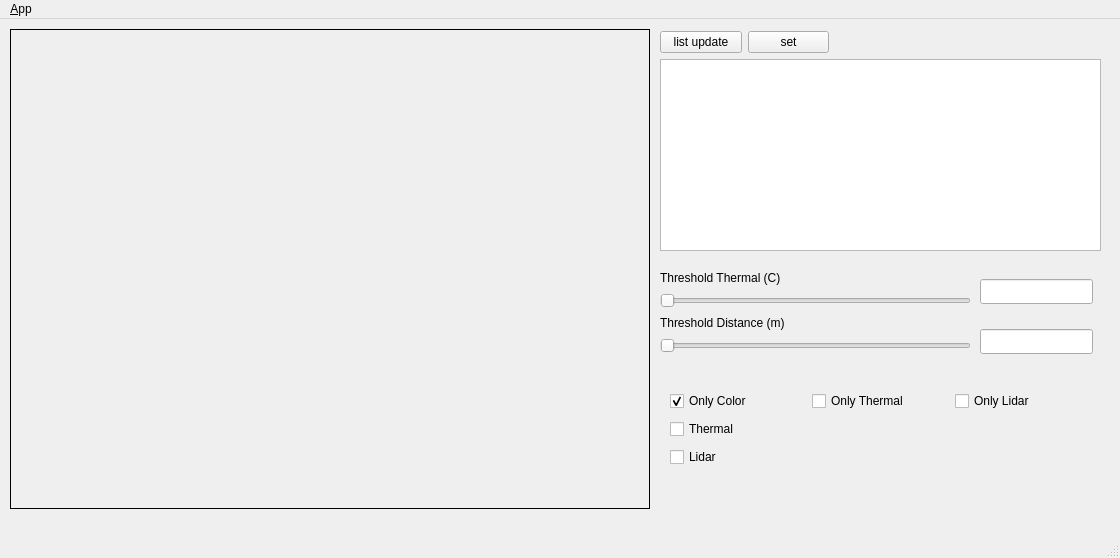
First picture: the form in ui/main_window.ui, repository YeongJunKim/multiple_camera_fusion, before the edit.
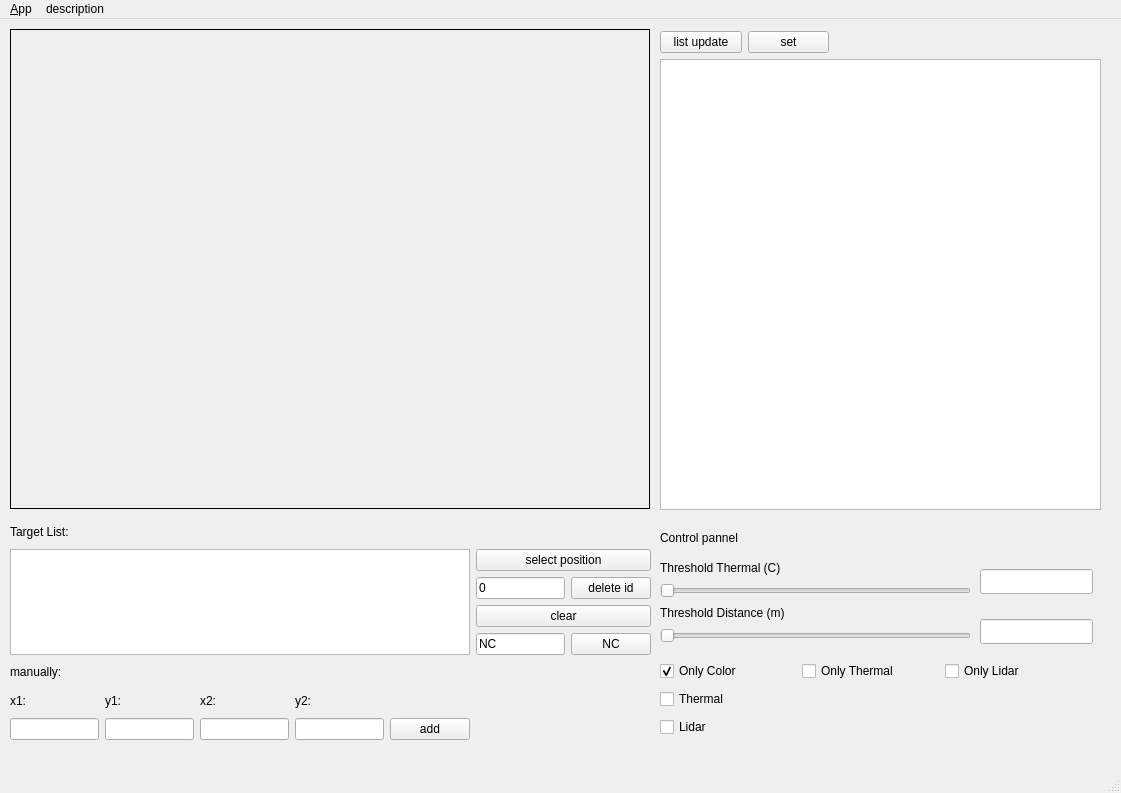
Second picture: the form after the edit. Icons and pictures are not drawn. Custom widgets are drawn as their Qt base class.

The edit to the form file:
```diff
--- a/ui/main_window.ui
+++ b/ui/main_window.ui
@@ -6,8 +6,8 @@
    <rect>
     <x>0</x>
     <y>0</y>
-    <width>1120</width>
-    <height>558</height>
+    <width>1121</width>
+    <height>793</height>
    </rect>
   </property>
   <property name="windowTitle">
@@ -43,7 +43,7 @@
       <x>660</x>
       <y>40</y>
       <width>441</width>
-      <height>192</height>
+      <height>451</height>
      </rect>
     </property>
    </widget>
@@ -51,7 +51,7 @@
     <property name="geometry">
      <rect>
       <x>980</x>
-      <y>260</y>
+      <y>550</y>
       <width>113</width>
       <height>25</height>
      </rect>
@@ -64,7 +64,7 @@
     <property name="geometry">
      <rect>
       <x>980</x>
-      <y>310</y>
+      <y>600</y>
       <width>113</width>
       <height>25</height>
      </rect>
@@ -102,8 +102,8 @@
    <widget class="QWidget" name="layoutWidget">
     <property name="geometry">
      <rect>
-      <x>670</x>
-      <y>370</y>
+      <x>660</x>
+      <y>640</y>
       <width>421</width>
       <height>83</height>
      </rect>
@@ -156,7 +156,7 @@
     <property name="geometry">
      <rect>
       <x>660</x>
-      <y>250</y>
+      <y>540</y>
       <width>311</width>
       <height>84</height>
      </rect>
@@ -192,13 +192,170 @@
      </item>
     </layout>
    </widget>
+   <widget class="QLabel" name="label_threshold_thermal_8">
+    <property name="geometry">
+     <rect>
+      <x>660</x>
+      <y>510</y>
+      <width>121</width>
+      <height>17</height>
+     </rect>
+    </property>
+    <property name="text">
+     <string>Control pannel</string>
+    </property>
+   </widget>
+   <widget class="QWidget" name="">
+    <property name="geometry">
+     <rect>
+      <x>10</x>
+      <y>501</y>
+      <width>641</width>
+      <height>220</height>
+     </rect>
+    </property>
+    <layout class="QGridLayout" name="gridLayout_4" rowstretch="0,0,0,0,0,0,0,0">
+     <item row="0" column="0">
+      <widget class="QLabel" name="label_threshold_thermal_2">
+       <property name="text">
+        <string>Target List:</string>
+       </property>
+      </widget>
+     </item>
+     <item row="2" column="6">
+      <widget class="QPushButton" name="button_delete_id">
+       <property name="text">
+        <string>delete id</string>
+       </property>
+      </widget>
+     </item>
+     <item row="4" column="5">
+      <widget class="QLineEdit" name="lineEdit_9">
+       <property name="text">
+        <string>NC</string>
+       </property>
+       <property name="readOnly">
+        <bool>true</bool>
+       </property>
+      </widget>
+     </item>
+     <item row="4" column="6">
+      <widget class="QPushButton" name="button_update_5">
+       <property name="text">
+        <string>NC</string>
+       </property>
+      </widget>
+     </item>
+     <item row="5" column="0">
+      <widget class="QLabel" name="label_threshold_thermal_7">
+       <property name="text">
+        <string>manually:</string>
+       </property>
+      </widget>
+     </item>
+     <item row="6" column="0">
+      <widget class="QLabel" name="label_threshold_thermal_3">
+       <property name="text">
+        <string>x1:</string>
+       </property>
+      </widget>
+     </item>
+     <item row="6" column="1">
+      <widget class="QLabel" name="label_threshold_thermal_4">
+       <property name="text">
+        <string>y1:</string>
+       </property>
+      </widget>
+     </item>
+     <item row="6" column="2">
+      <widget class="QLabel" name="label_threshold_thermal_5">
+       <property name="text">
+        <string>x2:</string>
+       </property>
+      </widget>
+     </item>
+     <item row="6" column="3">
+      <widget class="QLabel" name="label_threshold_thermal_6">
+       <property name="text">
+        <string>y2:</string>
+       </property>
+      </widget>
+     </item>
+     <item row="7" column="0">
+      <widget class="QLineEdit" name="lineEdit_x1">
+       <property name="readOnly">
+        <bool>true</bool>
+       </property>
+      </widget>
+     </item>
+     <item row="7" column="1">
+      <widget class="QLineEdit" name="lineEdit_y1">
+       <property name="readOnly">
+        <bool>true</bool>
+       </property>
+      </widget>
+     </item>
+     <item row="7" column="2">
+      <widget class="QLineEdit" name="lineEdit_x2">
+       <property name="readOnly">
+        <bool>true</bool>
+       </property>
+      </widget>
+     </item>
+     <item row="7" column="3">
+      <widget class="QLineEdit" name="lineEdit_y2">
+       <property name="readOnly">
+        <bool>true</bool>
+       </property>
+      </widget>
+     </item>
+     <item row="7" column="4">
+      <widget class="QPushButton" name="button_manually_add">
+       <property name="text">
+        <string>add</string>
+       </property>
+      </widget>
+     </item>
+     <item row="1" column="0" rowspan="4" colspan="5">
+      <widget class="QTableView" name="tableView">
+       <attribute name="horizontalHeaderMinimumSectionSize">
+        <number>30</number>
+       </attribute>
+      </widget>
+     </item>
+     <item row="1" column="5" colspan="2">
+      <widget class="QPushButton" name="button_select_position">
+       <property name="text">
+        <string>select position</string>
+       </property>
+      </widget>
+     </item>
+     <item row="2" column="5">
+      <widget class="QLineEdit" name="lineEdit_delete_id">
+       <property name="text">
+        <string>0</string>
+       </property>
+       <property name="readOnly">
+        <bool>false</bool>
+       </property>
+      </widget>
+     </item>
+     <item row="3" column="5" colspan="2">
+      <widget class="QPushButton" name="button_update_clear">
+       <property name="text">
+        <string>clear</string>
+       </property>
+      </widget>
+     </item>
+    </layout>
+   </widget>
   </widget>
   <widget class="QMenuBar" name="menubar">
    <property name="geometry">
     <rect>
      <x>0</x>
      <y>0</y>
-     <width>1120</width>
+     <width>1121</width>
      <height>22</height>
     </rect>
    </property>
@@ -213,7 +370,13 @@
     <addaction name="separator"/>
     <addaction name="action_Quit"/>
    </widget>
+   <widget class="QMenu" name="menudescription">
+    <property name="title">
+     <string>description</string>
+    </property>
+   </widget>
    <addaction name="menu_File"/>
+   <addaction name="menudescription"/>
   </widget>
   <widget class="QStatusBar" name="statusbar"/>
   <action name="action_Quit">
```
